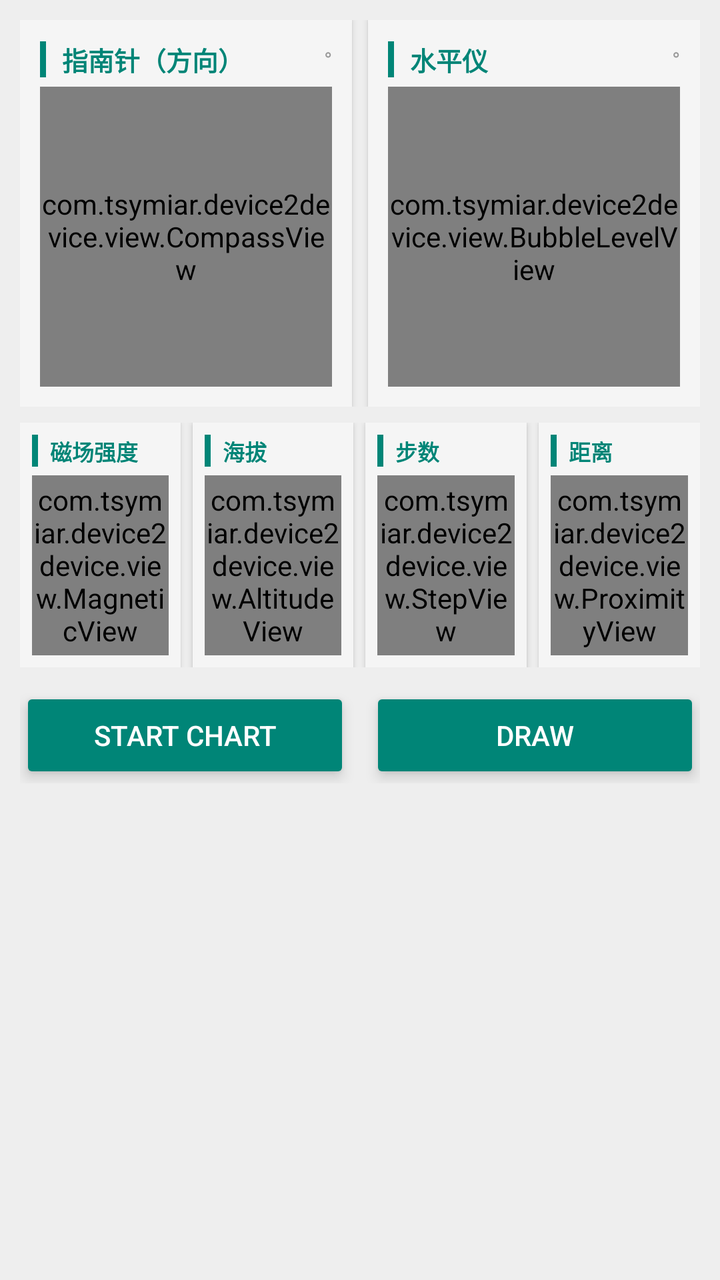
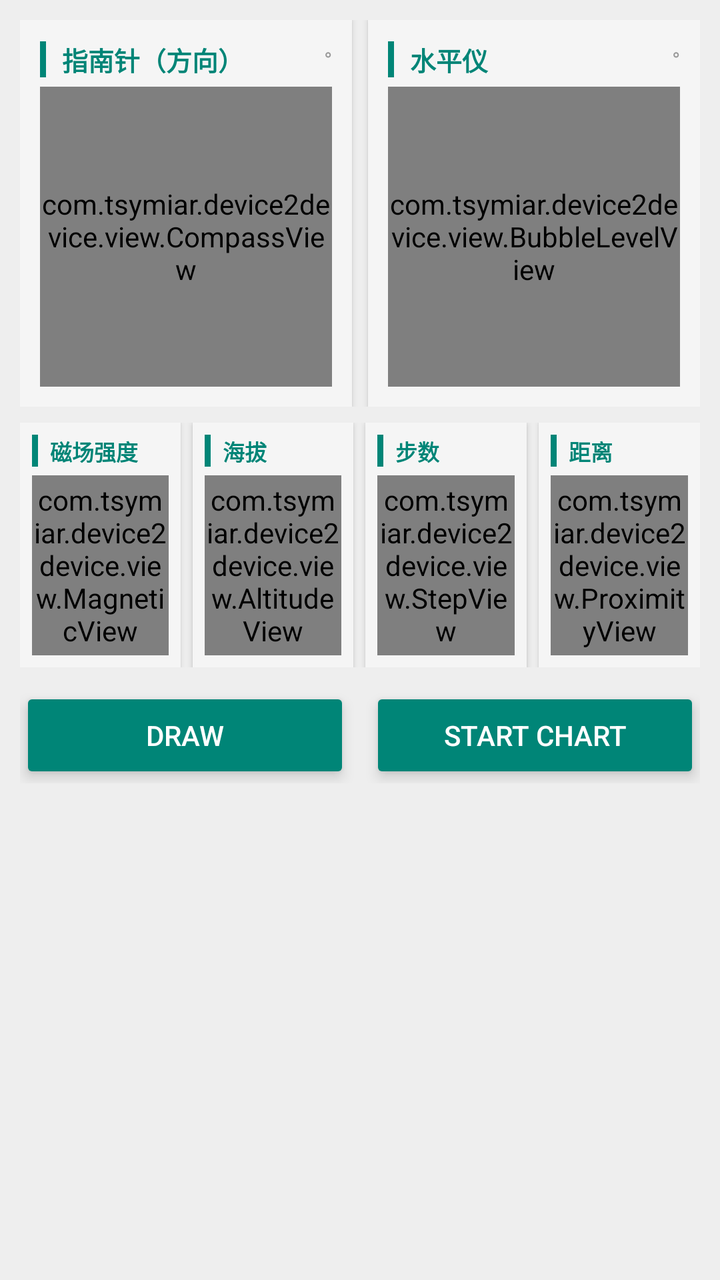

An Android layout rendered at two revisions. The XML below is the earlier revision; the diff shows what the commit changed to produce the second picture.
<!-- AndroidManifest.xml: application theme AppTheme -->
<!-- res/layout/activity_graph.xml -->
<?xml version="1.0" encoding="utf-8"?>
<FrameLayout
	xmlns:android="http://schemas.android.com/apk/res/android"
	xmlns:tools="http://schemas.android.com/tools"
	android:layout_width="match_parent"
	android:layout_height="match_parent">

	<LinearLayout
		android:layout_width="match_parent"
		android:layout_height="match_parent"
		android:orientation="vertical"
		android:padding="10dp"
		android:background="#EEEEEE"
		tools:context=".activity.GraphActivity">

	
	<LinearLayout
		android:layout_width="match_parent"
		android:layout_height="wrap_content"
		android:orientation="horizontal"
		android:layout_marginBottom="8dp">

		
		<LinearLayout
			android:id="@+id/compass_card"
			android:layout_width="0dp"
			android:layout_height="wrap_content"
			android:layout_weight="1"
			android:layout_marginEnd="4dp"
			android:orientation="vertical"
			android:padding="10dp"
			android:background="#F5F5F5"
			android:elevation="2dp">

			<LinearLayout
				android:layout_width="match_parent"
				android:layout_height="wrap_content"
				android:orientation="horizontal"
				android:gravity="center_vertical"
				android:layout_marginBottom="4dp">

				<View
					android:layout_width="3dp"
					android:layout_height="18dp"
					android:layout_marginEnd="8dp"
					android:background="@color/colorPrimary" />

				<TextView
					android:layout_width="0dp"
					android:layout_height="wrap_content"
					android:layout_weight="1"
					android:text="@string/ncompass"
					android:textColor="@color/colorPrimary"
					android:textSize="13sp"
					android:textStyle="bold" />

				<TextView
					android:layout_width="wrap_content"
					android:layout_height="wrap_content"
					android:text="°"
					android:textColor="#999999"
					android:textSize="11sp" />
			</LinearLayout>

			<com.tsymiar.device2device.view.CompassView
				android:id="@+id/compass_view"
				android:layout_width="match_parent"
				android:layout_height="150dp" />
		</LinearLayout>

		
		<LinearLayout
			android:id="@+id/level_card"
			android:layout_width="0dp"
			android:layout_height="wrap_content"
			android:layout_weight="1"
			android:layout_marginStart="4dp"
			android:orientation="vertical"
			android:padding="10dp"
			android:background="#F5F5F5"
			android:elevation="2dp">

			<LinearLayout
				android:layout_width="match_parent"
				android:layout_height="wrap_content"
				android:orientation="horizontal"
				android:gravity="center_vertical"
				android:layout_marginBottom="4dp">

				<View
					android:layout_width="3dp"
					android:layout_height="18dp"
					android:layout_marginEnd="8dp"
					android:background="@color/colorPrimary" />

				<TextView
					android:layout_width="0dp"
					android:layout_height="wrap_content"
					android:layout_weight="1"
					android:text="@string/nlevel"
					android:textColor="@color/colorPrimary"
					android:textSize="13sp"
					android:textStyle="bold" />

				<TextView
					android:layout_width="wrap_content"
					android:layout_height="wrap_content"
					android:text="°"
					android:textColor="#999999"
					android:textSize="11sp" />
			</LinearLayout>

			<com.tsymiar.device2device.view.BubbleLevelView
				android:id="@+id/level_view"
				android:layout_width="match_parent"
				android:layout_height="150dp" />
		</LinearLayout>
	</LinearLayout>

	
	<LinearLayout
		android:layout_width="match_parent"
		android:layout_height="wrap_content"
		android:layout_marginBottom="10dp"
		android:orientation="horizontal">

		
		<LinearLayout
			android:layout_width="0dp"
			android:layout_height="wrap_content"
			android:layout_weight="1"
			android:layout_marginEnd="3dp"
			android:orientation="vertical"
			android:padding="6dp"
			android:background="#F5F5F5"
			android:elevation="2dp">

			<LinearLayout
				android:layout_width="match_parent"
				android:layout_height="wrap_content"
				android:orientation="horizontal"
				android:gravity="center_vertical"
				android:layout_marginBottom="4dp">

				<View
					android:layout_width="3dp"
					android:layout_height="16dp"
					android:layout_marginEnd="6dp"
					android:background="@color/colorPrimary" />

				<TextView
					android:layout_width="wrap_content"
					android:layout_height="wrap_content"
					android:maxLines="1"
					android:text="@string/nmagnetic"
					android:textColor="@color/colorPrimary"
					android:textSize="11sp"
					android:textStyle="bold" />
			</LinearLayout>

			<com.tsymiar.device2device.view.MagneticView
				android:id="@+id/magnetic_view"
				android:layout_width="match_parent"
				android:layout_height="90dp" />
		</LinearLayout>

		
		<LinearLayout
			android:layout_width="0dp"
			android:layout_height="wrap_content"
			android:layout_weight="1"
			android:layout_marginStart="3dp"
			android:layout_marginEnd="3dp"
			android:orientation="vertical"
			android:padding="6dp"
			android:background="#F5F5F5"
			android:elevation="2dp">

			<LinearLayout
				android:layout_width="match_parent"
				android:layout_height="wrap_content"
				android:orientation="horizontal"
				android:gravity="center_vertical"
				android:layout_marginBottom="4dp">

				<View
					android:layout_width="3dp"
					android:layout_height="16dp"
					android:layout_marginEnd="6dp"
					android:background="@color/colorPrimary" />

				<TextView
					android:layout_width="wrap_content"
					android:layout_height="wrap_content"
					android:maxLines="1"
					android:text="@string/naltitude"
					android:textColor="@color/colorPrimary"
					android:textSize="11sp"
					android:textStyle="bold" />
			</LinearLayout>

			<com.tsymiar.device2device.view.AltitudeView
				android:id="@+id/altitude_view"
				android:layout_width="match_parent"
				android:layout_height="90dp" />
		</LinearLayout>

		
		<LinearLayout
			android:layout_width="0dp"
			android:layout_height="wrap_content"
			android:layout_weight="1"
			android:layout_marginStart="3dp"
			android:layout_marginEnd="3dp"
			android:orientation="vertical"
			android:padding="6dp"
			android:background="#F5F5F5"
			android:elevation="2dp">

			<LinearLayout
				android:layout_width="match_parent"
				android:layout_height="wrap_content"
				android:orientation="horizontal"
				android:gravity="center_vertical"
				android:layout_marginBottom="4dp">

				<View
					android:layout_width="3dp"
					android:layout_height="16dp"
					android:layout_marginEnd="6dp"
					android:background="@color/colorPrimary" />

				<TextView
					android:layout_width="wrap_content"
					android:layout_height="wrap_content"
					android:maxLines="1"
					android:text="@string/nsteps"
					android:textColor="@color/colorPrimary"
					android:textSize="11sp"
					android:textStyle="bold" />
			</LinearLayout>

			<com.tsymiar.device2device.view.StepView
				android:id="@+id/step_view"
				android:layout_width="match_parent"
				android:layout_height="90dp" />
		</LinearLayout>

		
		<LinearLayout
			android:layout_width="0dp"
			android:layout_height="wrap_content"
			android:layout_weight="1"
			android:layout_marginStart="3dp"
			android:orientation="vertical"
			android:padding="6dp"
			android:background="#F5F5F5"
			android:elevation="2dp">

			<LinearLayout
				android:layout_width="match_parent"
				android:layout_height="wrap_content"
				android:orientation="horizontal"
				android:gravity="center_vertical"
				android:layout_marginBottom="4dp">

				<View
					android:layout_width="3dp"
					android:layout_height="16dp"
					android:layout_marginEnd="6dp"
					android:background="@color/colorPrimary" />

				<TextView
					android:layout_width="wrap_content"
					android:layout_height="wrap_content"
					android:maxLines="1"
					android:text="@string/ndistance"
					android:textColor="@color/colorPrimary"
					android:textSize="11sp"
					android:textStyle="bold" />
			</LinearLayout>

			<com.tsymiar.device2device.view.ProximityView
				android:id="@+id/proximity_view"
				android:layout_width="match_parent"
				android:layout_height="90dp" />
		</LinearLayout>
	</LinearLayout>

	
	<LinearLayout
		android:layout_width="match_parent"
		android:layout_height="wrap_content"
		android:layout_marginBottom="10dp"
		android:orientation="horizontal">

		<Button
			android:id="@+id/bt"
			android:layout_width="0dp"
			android:layout_height="48dp"
			android:layout_weight="1"
			android:layout_marginEnd="5dp"
			android:text="@string/start_chart"
			android:textSize="14sp"
			android:textColor="@android:color/white"
			android:backgroundTint="@color/colorPrimary"
			android:elevation="4dp"
			android:stateListAnimator="@null" />

		<Button
			android:id="@+id/draw"
			android:layout_width="0dp"
			android:layout_height="48dp"
			android:layout_weight="1"
			android:layout_marginStart="5dp"
			android:text="@string/draw"
			android:textSize="14sp"
			android:textColor="@android:color/white"
			android:backgroundTint="@color/colorPrimary"
			android:elevation="4dp"
			android:stateListAnimator="@null" />
	</LinearLayout>

	
	<androidx.fragment.app.FragmentContainerView
		android:id="@+id/fragment_container"
		android:layout_width="match_parent"
		android:layout_height="0dp"
		android:layout_weight="1"
		android:background="@android:color/white"
		android:visibility="gone"
		android:name="com.tsymiar.device2device.acceleration.DefaultFragment" />

	</LinearLayout>

	
	<FrameLayout
		android:id="@+id/zoom_host"
		android:layout_width="match_parent"
		android:layout_height="match_parent"
		android:background="#EEEEEE"
		android:clickable="true"
		android:focusable="true"
		android:visibility="gone" />

</FrameLayout>
<!-- resources referenced by this layout -->
<resources>
  <color name="colorPrimary">#008577</color>
  <string name="draw">Draw</string>
  <string name="naltitude">海拔</string>
  <string name="ncompass">指南针（方向）</string>
  <string name="ndistance">距离</string>
  <string name="nlevel">水平仪</string>
  <string name="nmagnetic">磁场强度</string>
  <string name="nsteps">步数</string>
  <string name="start_chart">Start Chart</string>
  <style name="AppTheme" parent="Theme.AppCompat.Light.DarkActionBar">
          
          <item name="colorPrimary">@color/colorPrimary</item>
          <item name="colorPrimaryDark">@color/colorPrimaryDark</item>
          <item name="colorAccent">@color/colorAccent</item>
      </style>
  <color name="colorPrimaryDark">#00574B</color>
  <color name="colorAccent">#D81B60</color>
</resources>

<!-- the commit's change to res/layout/activity_graph.xml (unified diff, before → after) -->
@@ -295,30 +295,30 @@
 		android:orientation="horizontal">
 
 		<Button
+			android:id="@+id/draw"
+			android:layout_width="0dp"
+			android:layout_height="48dp"
+			android:layout_weight="1"
+			android:layout_marginEnd="5dp"
+			android:text="@string/draw"
+			android:textSize="14sp"
+			android:textColor="@android:color/white"
+			android:backgroundTint="@color/colorPrimary"
+			android:elevation="4dp"
+			android:stateListAnimator="@null" />
+
+		<Button
 			android:id="@+id/bt"
 			android:layout_width="0dp"
 			android:layout_height="48dp"
 			android:layout_weight="1"
-			android:layout_marginEnd="5dp"
+			android:layout_marginStart="5dp"
 			android:text="@string/start_chart"
 			android:textSize="14sp"
 			android:textColor="@android:color/white"
 			android:backgroundTint="@color/colorPrimary"
 			android:elevation="4dp"
 			android:stateListAnimator="@null" />
-
-		<Button
-			android:id="@+id/draw"
-			android:layout_width="0dp"
-			android:layout_height="48dp"
-			android:layout_weight="1"
-			android:layout_marginStart="5dp"
-			android:text="@string/draw"
-			android:textSize="14sp"
-			android:textColor="@android:color/white"
-			android:backgroundTint="@color/colorPrimary"
-			android:elevation="4dp"
-			android:stateListAnimator="@null" />
 	</LinearLayout>
 
 	
